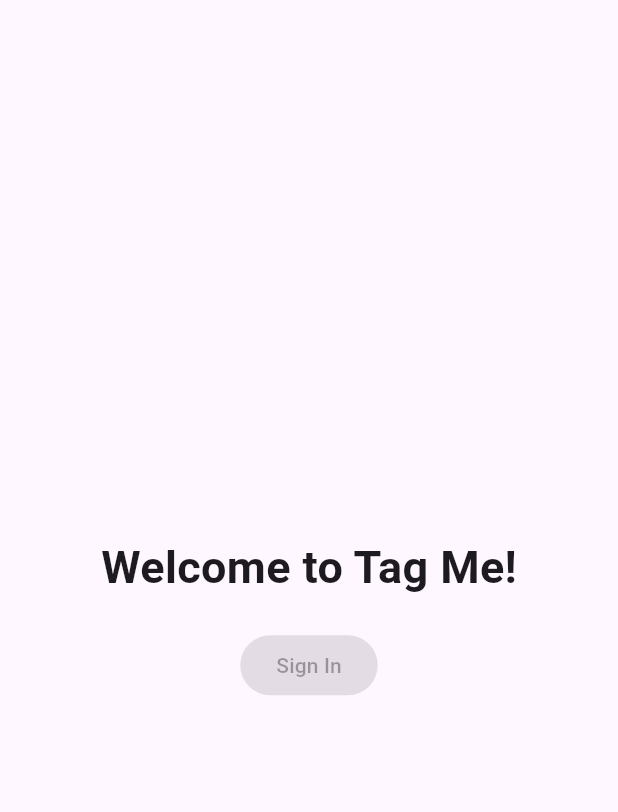
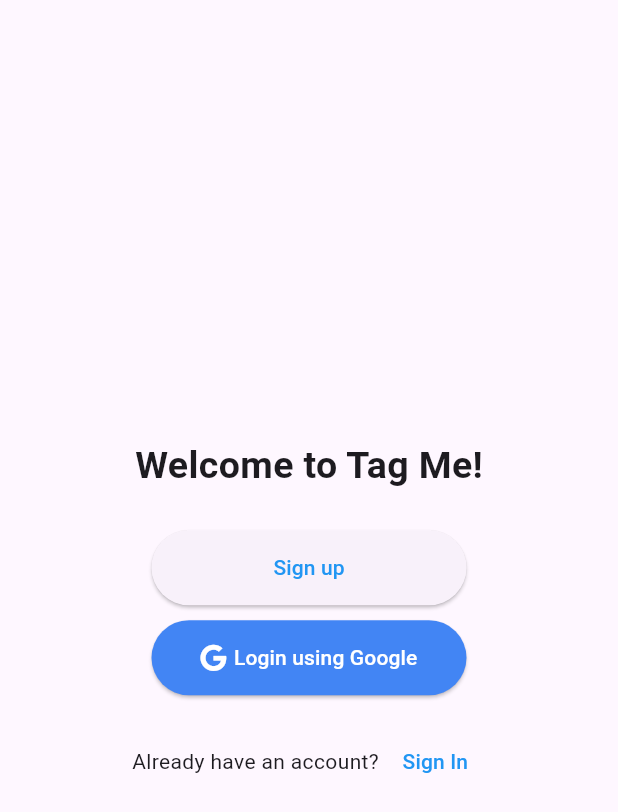
Before and after one commit to Thambara-20/TagMe, a Flutter app: the screen it shows after launch, on a phone screen of 412 x 824 dp. Shown: the top 812 px of the screen. Run offline on Flutter 3.47's test engine with Material 3 defaults, Android fonts, the phone set to English and light mode, and no system bars; our stand-ins replace font_awesome_flutter.

Commit message:
implemented welcomepage

```diff
--- a/tag_me/lib/WelcomePage/WelcomePage.dart
+++ b/tag_me/lib/WelcomePage/WelcomePage.dart
@@ -1,9 +1,11 @@
 import 'package:flutter/material.dart';
+import 'package:font_awesome_flutter/font_awesome_flutter.dart';
 
 class WelcomePage extends StatefulWidget {
   const WelcomePage({Key? key}) : super(key: key);
 
   static const String routeName = '/WelcomePage';
+
   @override
   State<WelcomePage> createState() => _HomePageState();
 }
@@ -11,22 +13,63 @@ class WelcomePage extends StatefulWidget {
 class _HomePageState extends State<WelcomePage> {
   @override
   Widget build(BuildContext context) {
-    return const Scaffold(
+    return Scaffold(
       body: Center(
-        child: Column(mainAxisAlignment: MainAxisAlignment.center, children: [
-          Text(
+        child: Column(
+          mainAxisAlignment: MainAxisAlignment.center,
+          children: [
+            const Text(
               'Welcome to Tag Me!',
               style: TextStyle(
-              fontSize: 30,
+                fontSize: 25,
                 fontWeight: FontWeight.bold,
               ),
             ),
-          SizedBox(height: 20),
+            const SizedBox(height: 25),
             ElevatedButton(
-            onPressed: null,
-            child: Text('Sign In'),
+              onPressed: () {},
+              style: ElevatedButton.styleFrom(
+                fixedSize: const Size(210, 50),
               ),
-        ]),
+              child: const Text('Sign up', style: TextStyle(color: Colors.blue)),
+            ),
+            const SizedBox(height: 10),
+            ElevatedButton(
+              onPressed: () {
+                // Add functionality for Google Sign In button
+              },
+              style: ElevatedButton.styleFrom(
+                  fixedSize: const Size(210, 50),
+                  backgroundColor: Color(0xFF4285F4)),
+              child: const Row(
+                mainAxisAlignment: MainAxisAlignment.center,
+                children: [
+                  FaIcon(FontAwesomeIcons.google, color: Colors.white),
+                  SizedBox(width: 5),
+                  Text(
+                    'Login using Google',
+                    style: TextStyle(
+                      color: Colors.white
+                    ),
+                  )
+                ],
+              ),
+            ),
+            const SizedBox(height: 20),
+            Row(
+              mainAxisAlignment: MainAxisAlignment.center,
+              children: [
+                const Text("Already have an account? "),
+                TextButton(
+                  onPressed: () {
+                    // Add functionality for "Sign In" button
+                  },
+                  child: const Text('Sign In', style: TextStyle(color: Colors.blue)),
+                ),
+              ],
+            ),
+          ],
+        ),
       ),
     );
   }
--- a/tag_me/lib/main.dart
+++ b/tag_me/lib/main.dart
@@ -13,7 +13,6 @@
     return MaterialApp(
       theme: ThemeData(
         colorScheme: ColorScheme.fromSeed(seedColor: Colors.deepPurple),
-        useMaterial3: true,
       ),
       home: const WelcomePage(),
 
--- a/tag_me/pubspec.yaml
+++ b/tag_me/pubspec.yaml
@@ -35,6 +35,7 @@ dependencies:
   # The following adds the Cupertino Icons font to your application.
   # Use with the CupertinoIcons class for iOS style icons.
   cupertino_icons: ^1.0.2
+  font_awesome_flutter: ^10.6.0
 
 dev_dependencies:
   flutter_test:
@@ -52,6 +53,7 @@ flutter_icons:
   android: "launcher_icon"
   ios: true
   image_path: "assets/logo.jpg"
+  adaptive_icon_background: "assets/background.jpg"
 
 # For information on the generic Dart part of this file, see the
 # following page: https://dart.dev/tools/pub/pubspec
```
Also changed, not shown: tag_me/assets/background.jpg (added), tag_me/assets/google.svg (added), tag_me/assets/logo.png (added), tag_me/pubspec.lock, 26 other files. Lines whose indentation alone changed are shown as unchanged.
